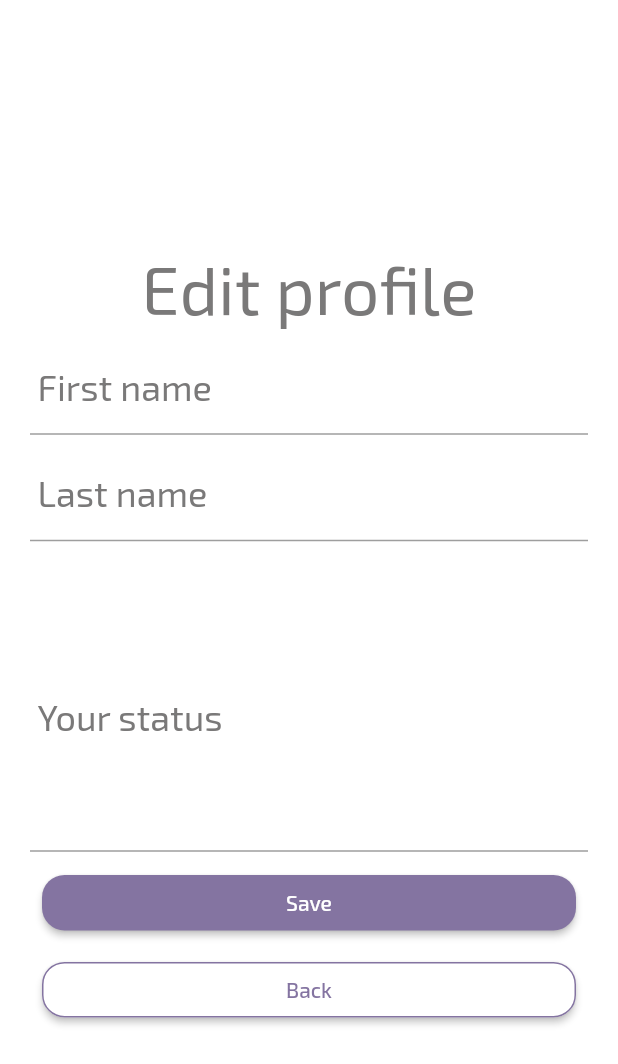
After one commit to meg4cyberc4t/notify, a Flutter app: the ProfilePageEdit screen opened by its route, on a phone screen of 412 x 824 dp. The commit adds this screen. Shown: the top 1064 px of the screen. Run offline on Flutter 3.47's test engine with Material 2 defaults, Android fonts, the phone set to English and light mode, and no system bars; our stand-ins replace cloud_firestore, firebase_auth, firebase_core, flutter_bloc, flutter_sticky_header, google_fonts and 3 more; missing offline and left inert: bottom_nav_layout, cloud_firestore_web, firebase_auth_web, firebase_core_web, flutter_material_color_picker; accounts and stored records are empty.

Commit message:
Update profilepage, add profilepage edit

```diff
--- a/lib/components/widgets/text_field.dart
+++ b/lib/components/widgets/text_field.dart
@@ -11,6 +11,8 @@ class NotifyTextField extends StatefulWidget {
     this.initialValue,
     this.onChanged,
     this.errorText,
+    this.maxLines = 1,
+    this.minLines,
     this.autocorrect,
   }) : super(key: key);
   final bool obscureText;
@@ -21,6 +23,8 @@ class NotifyTextField extends StatefulWidget {
   final ValueChanged<String>? onChanged;
   final String? errorText;
   final bool? autocorrect;
+  final int maxLines;
+  final int? minLines;
 
   @override
   State<NotifyTextField> createState() => NotifyTextFieldState();
@@ -33,7 +37,8 @@ class NotifyTextFieldState extends State<NotifyTextField> {
       key: widget.key,
       controller: widget.controller,
       cursorColor: Theme.of(context).primaryColor,
-      maxLines: 1,
+      maxLines: widget.maxLines,
+      minLines: widget.minLines,
       autocorrect: widget.autocorrect ?? true,
       onChanged: widget.onChanged,
       initialValue: widget.initialValue,
--- a/lib/main.dart
+++ b/lib/main.dart
@@ -6,6 +6,7 @@ import 'package:notify/screens/auth/authpage.dart';
 import 'package:notify/screens/auth/authpage2.dart';
 import 'package:notify/screens/auth/authpage_sign_in.dart';
 import 'package:notify/screens/auth/authpage_sign_up.dart';
+import 'package:notify/screens/auth/profilepage_edit.dart';
 import 'package:notify/screens/mainpage/mainpage.dart';
 import 'package:notify/services/authentication_service.dart';
 import 'package:provider/provider.dart';
@@ -59,6 +60,7 @@ class MyApp extends StatelessWidget {
           "/AuthPageSignUp": (context) => const AuthPageSignUp(),
           "/AuthPageSignIn": (context) => const AuthPageSignIn(),
           "/MainPage": (context) => const MainPage(),
+          "/ProfilePageEdit": (context) => const ProfilePageEdit(),
           // "/ColorPickerPage": (context) => ColorPickerPage(sdk: sdk),
         },
       ),
@@ -72,6 +74,7 @@ class AuthenticationWrapper extends StatelessWidget {
   @override
   Widget build(BuildContext context) {
     final firebaseUser = context.watch<User?>();
+    print(firebaseUser);
     if (firebaseUser != null) {
       return const MainPage();
     } else {
--- /dev/null
+++ b/lib/screens/auth/profilepage_edit.dart
@@ -0,0 +1,147 @@
+import 'package:cloud_firestore/cloud_firestore.dart';
+import 'package:firebase_auth/firebase_auth.dart';
+import 'package:flutter/material.dart';
+
+import 'package:notify/components/widgets/direct_button.dart';
+import 'package:notify/components/widgets/progress_indicator.dart';
+import 'package:notify/components/widgets/text_field.dart';
+import 'package:provider/provider.dart';
+
+class ProfilePageEdit extends StatefulWidget {
+  const ProfilePageEdit({Key? key}) : super(key: key);
+
+  @override
+  State<ProfilePageEdit> createState() => _ProfilePageEditState();
+}
+
+class _ProfilePageEditState extends State<ProfilePageEdit> {
+  final TextEditingController _controllerFirstname = TextEditingController();
+  final TextEditingController _controllerLastname = TextEditingController();
+  final TextEditingController _controllerStatus = TextEditingController();
+
+  @override
+  void dispose() {
+    _controllerFirstname.dispose();
+    _controllerLastname.dispose();
+    _controllerStatus.dispose();
+    super.dispose();
+  }
+
+  @override
+  Widget build(BuildContext context) {
+    return Scaffold(
+      body: SingleChildScrollView(
+        child: StreamBuilder<DocumentSnapshot>(
+            stream: FirebaseFirestore.instance
+                .collection('users')
+                .doc(context.watch<User>().uid)
+                .snapshots(),
+            builder: (context, snapshot) {
+              if (snapshot.hasError) {
+                return Center(
+                  child: Text('Error: ${snapshot.error}'),
+                );
+              } else if (snapshot.connectionState == ConnectionState.waiting) {
+                return const Center(
+                  child: NotifyProgressIndicator(),
+                );
+              } else if (!snapshot.data!.exists) {
+                return const Center(
+                  child: Text("User does not exist"),
+                );
+              }
+
+              Map<String, dynamic> data =
+                  snapshot.data!.data() as Map<String, dynamic>;
+              _controllerFirstname.text = data['first_name'];
+              _controllerLastname.text = data['last_name'];
+              _controllerStatus.text = data['status'];
+
+              return Padding(
+                padding: const EdgeInsets.fromLTRB(20, 0, 20, 10),
+                child: Center(
+                  child: Column(
+                    mainAxisSize: MainAxisSize.min,
+                    mainAxisAlignment: MainAxisAlignment.center,
+                    crossAxisAlignment: CrossAxisAlignment.center,
+                    children: [
+                      SizedBox(
+                        height: MediaQuery.of(context).size.height * 0.2,
+                      ),
+                      Text(
+                        "Edit profile",
+                        style: Theme.of(context).textTheme.headline3,
+                        textAlign: TextAlign.center,
+                      ),
+                      const SizedBox(height: 10),
+                      NotifyTextField(
+                        hintText: 'Your first name',
+                        labelText: 'First name',
+                        controller: _controllerFirstname,
+                      ),
+                      const SizedBox(height: 10),
+                      NotifyTextField(
+                        hintText: 'Your last name',
+                        labelText: 'Last name',
+                        controller: _controllerLastname,
+                      ),
+                      const SizedBox(height: 30),
+                      NotifyTextField(
+                        labelText: 'Your status',
+                        controller: _controllerStatus,
+                        minLines: 5,
+                        maxLines: 5,
+                      ),
+                      Padding(
+                        padding: const EdgeInsets.symmetric(
+                            horizontal: 8.0, vertical: 10),
+                        child: Row(
+                          mainAxisSize: MainAxisSize.max,
+                          crossAxisAlignment: CrossAxisAlignment.center,
+                          mainAxisAlignment: MainAxisAlignment.center,
+                          children: [
+                            Expanded(
+                                child: NotifyDirectButton.text(
+                              text: 'Save',
+                              onPressed: () {
+                                FirebaseFirestore.instance
+                                    .collection('users')
+                                    .doc(Provider.of<User>(context,
+                                            listen: false)
+                                        .uid)
+                                    .update({
+                                  "first_name": _controllerFirstname.text,
+                                  "last_name": _controllerLastname.text,
+                                  "status": _controllerStatus.text
+                                });
+                                Navigator.pop(context);
+                              },
+                            )),
+                          ],
+                        ),
+                      ),
+                      Padding(
+                        padding: const EdgeInsets.symmetric(horizontal: 8.0),
+                        child: Row(
+                          mainAxisSize: MainAxisSize.max,
+                          crossAxisAlignment: CrossAxisAlignment.center,
+                          mainAxisAlignment: MainAxisAlignment.center,
+                          children: [
+                            Expanded(
+                                child: NotifyDirectButton.text(
+                              text: 'Back',
+                              onPressed: () => Navigator.pop(context),
+                              isOutlined: true,
+                            )),
+                          ],
+                        ),
+                      ),
+                    ],
+                  ),
+                ),
+              );
+            }),
+      ),
+    );
+  }
+}
```
Also changed, not shown: lib/screens/mainpage/profilepage.dart (+42 -29 lines), 1 other file.
